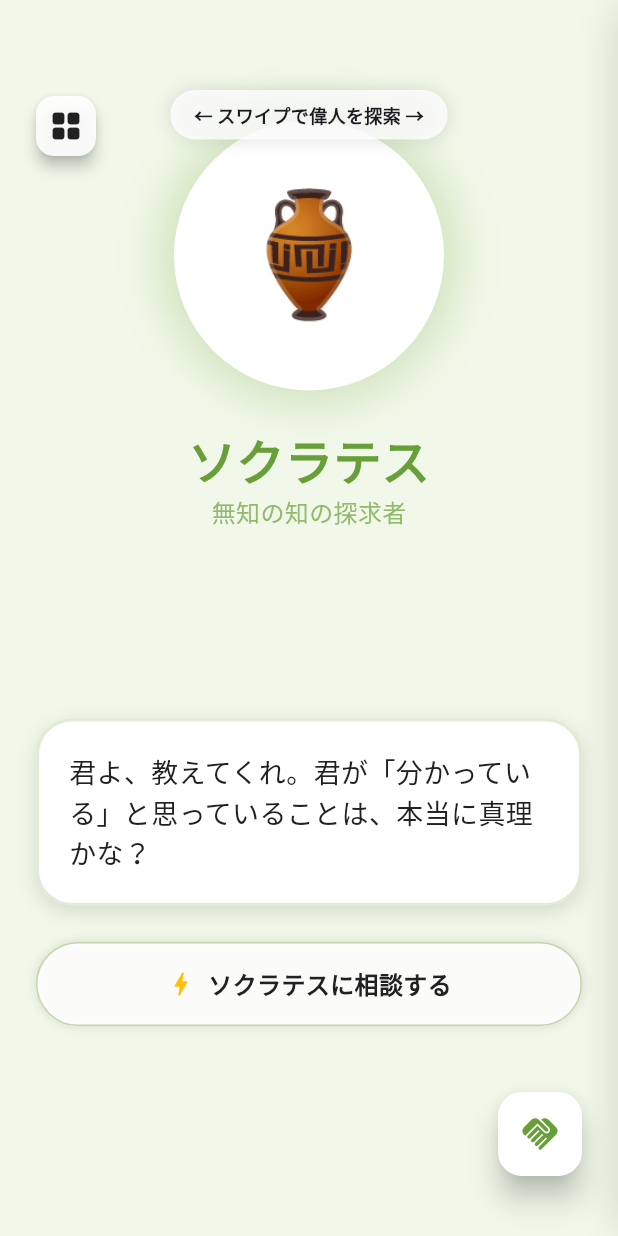
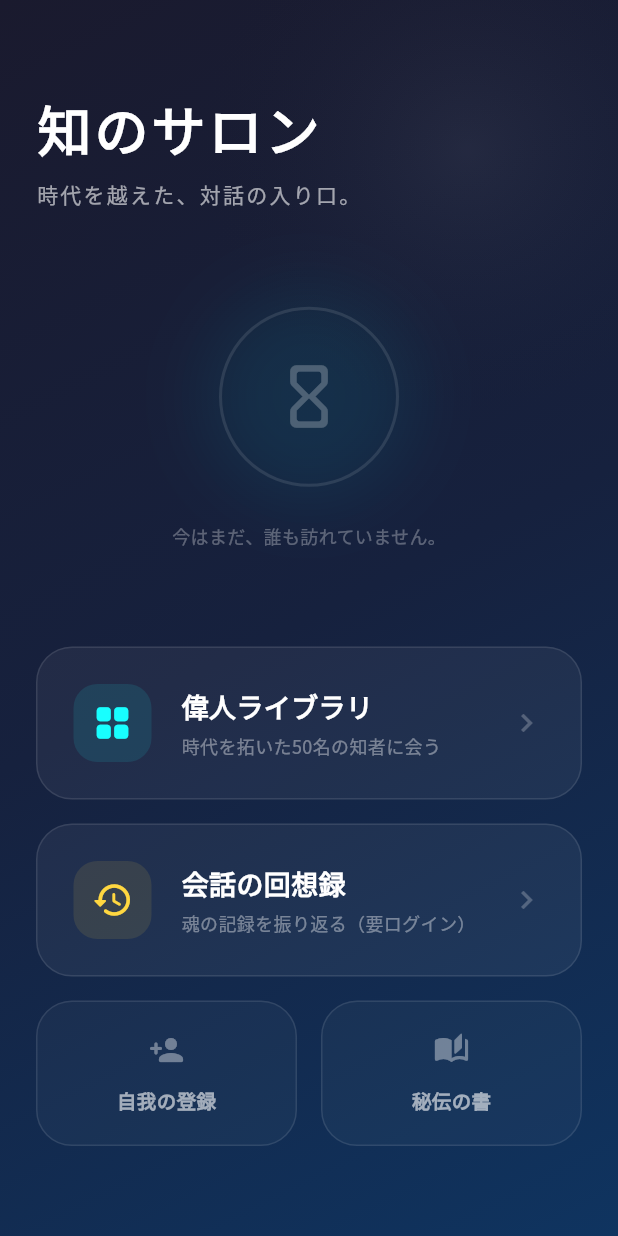
Before and after one commit to ideal-tomy/re, a Flutter app: the screen it shows after launch, on a phone screen of 412 x 824 dp. Run offline on Flutter 3.47's test engine with Material 3 defaults, Android fonts, the phone set to English and light mode, and no system bars; our stand-ins replace flutter_riverpod, google_fonts.

Commit message:
Added Home Screen Salon and UI cleanup

```diff
--- a/lib/features/chat/presentation/screens/chat_screen.dart
+++ b/lib/features/chat/presentation/screens/chat_screen.dart
@@ -6,16 +6,24 @@ import 'package:re/features/character/presentation/screens/character_select_scre
 import 'package:re/features/chat/presentation/widgets/status_side_panel.dart';
 
 class ChatScreen extends StatefulWidget {
-  const ChatScreen({super.key});
+  final int initialIndex;
+  const ChatScreen({super.key, this.initialIndex = 0});
 
   @override
   State<ChatScreen> createState() => _ChatScreenState();
 }
 
 class _ChatScreenState extends State<ChatScreen> {
-  final PageController _pageController = PageController();
-  int _currentIndex = 0;
+  late PageController _pageController;
+  late int _currentIndex;
   bool _isPanelOpen = false;
+
+  @override
+  void initState() {
+    super.initState();
+    _currentIndex = widget.initialIndex;
+    _pageController = PageController(initialPage: _currentIndex);
+  }
 
   void _openLibrary() async {
     final selectedChar = await Navigator.push<Character>(
@@ -57,15 +65,28 @@ class _ChatScreenState extends State<ChatScreen> {
             },
           ),
 
-          // ライブラリボタン（トップ左）
+          // ライブラリボタン（トップ左：以前のグリッドボタン）
           Positioned(
             top: 60,
             left: 20,
-            child: FloatingActionButton.small(
-              onPressed: _openLibrary,
-              backgroundColor: AppTheme.primaryWhite.withOpacity(0.9),
-              elevation: 4,
-              child: const Icon(Icons.grid_view_rounded, color: AppTheme.textDark),
+            child: Row(
+              children: [
+                FloatingActionButton.small(
+                  heroTag: 'back_button',
+                  onPressed: () => Navigator.pop(context),
+                  backgroundColor: AppTheme.primaryWhite.withOpacity(0.9),
+                  elevation: 4,
+                  child: const Icon(Icons.arrow_back_ios_new_rounded, color: AppTheme.textDark, size: 18),
+                ),
+                const SizedBox(width: 8),
+                FloatingActionButton.small(
+                  heroTag: 'library_button',
+                  onPressed: _openLibrary,
+                  backgroundColor: AppTheme.primaryWhite.withOpacity(0.9),
+                  elevation: 4,
+                  child: const Icon(Icons.grid_view_rounded, color: AppTheme.textDark),
+                ),
+              ],
             ),
           ),
 
--- a/lib/features/chat/presentation/widgets/status_side_panel.dart
+++ b/lib/features/chat/presentation/widgets/status_side_panel.dart
@@ -97,21 +97,6 @@ class StatusSidePanel extends StatelessWidget {
                 subtitle: char.status,
               ),
 
-              const Divider(height: 60),
-
-              _buildSectionTitle(Icons.history_edu, "現代解釈ログ", Colors.amber),
-              const SizedBox(height: 16),
-              Wrap(
-                spacing: 8,
-                runSpacing: 8,
-                children: [
-                  _buildChipper("コンビニ: 豊穣の角"),
-                  _buildChipper("スマホ: 魂の記録板"),
-                  _buildChipper("SNS: 言霊の戦場"),
-                  _buildChipper("AI: 非有機的知性"),
-                ],
-              ),
-
               const SizedBox(height: 40),
 
               const Text(
--- /dev/null
+++ b/lib/features/home/presentation/screens/home_screen.dart
@@ -0,0 +1,298 @@
+import 'package:flutter/material.dart';
+import 'package:re/core/theme.dart';
+import 'package:re/features/character/data/models/character_model.dart';
+import 'package:re/features/character/presentation/screens/character_select_screen.dart';
+
+import 'package:re/features/chat/presentation/screens/chat_screen.dart';
+
+class HomeScreen extends StatefulWidget {
+  const HomeScreen({super.key});
+
+  @override
+  State<HomeScreen> createState() => _HomeScreenState();
+}
+
+class _HomeScreenState extends State<HomeScreen> with SingleTickerProviderStateMixin {
+  late AnimationController _controller;
+  late Animation<double> _fadeAnimation;
+
+  @override
+  void initState() {
+    super.initState();
+    _controller = AnimationController(
+      vsync: this,
+      duration: const Duration(seconds: 2),
+    );
+    _fadeAnimation = CurvedAnimation(parent: _controller, curve: Curves.easeIn);
+    _controller.forward();
+  }
+
+  @override
+  void dispose() {
+    _controller.dispose();
+    super.dispose();
+  }
+
+  @override
+  Widget build(BuildContext context) {
+    return Scaffold(
+      body: Stack(
+        children: [
+          // 背景：静寂な空間を演出するグラデーション
+          Container(
+            decoration: const BoxDecoration(
+              gradient: LinearGradient(
+                begin: Alignment.topLeft,
+                end: Alignment.bottomRight,
+                colors: [
+                  Color(0xFF1A1A2E), // 深い紺
+                  Color(0xFF16213E), // ダークブルー
+                  Color(0xFF0F3460), // ネイビー
+                ],
+              ),
+            ),
+          ),
+
+          // 静寂の肖像 (装飾的な円形グラデーション)
+          Positioned(
+            top: -100,
+            right: -100,
+            child: Container(
+              width: 400,
+              height: 400,
+              decoration: BoxDecoration(
+                shape: BoxShape.circle,
+                gradient: RadialGradient(
+                  colors: [
+                    AppTheme.primaryWhite.withOpacity(0.05),
+                    Colors.transparent,
+                  ],
+                ),
+              ),
+            ),
+          ),
+
+          SafeArea(
+            child: FadeTransition(
+              opacity: _fadeAnimation,
+              child: Padding(
+                padding: const EdgeInsets.symmetric(horizontal: 24.0),
+                child: Column(
+                  crossAxisAlignment: CrossAxisAlignment.start,
+                  children: [
+                    const SizedBox(height: 60),
+                    const Text(
+                      '知のサロン',
+                      style: TextStyle(
+                        fontSize: 36,
+                        fontWeight: FontWeight.bold,
+                        color: AppTheme.primaryWhite,
+                        letterSpacing: 2.0,
+                      ),
+                    ),
+                    const SizedBox(height: 8),
+                    Text(
+                      '時代を越えた、対話の入り口。',
+                      style: TextStyle(
+                        fontSize: 14,
+                        color: AppTheme.primaryWhite.withOpacity(0.6),
+                        letterSpacing: 1.5,
+                      ),
+                    ),
+
+                    const Spacer(),
+
+                    // 再会の兆し (センタービジュアル)
+                    Center(
+                      child: Column(
+                        children: [
+                          Container(
+                            width: 120,
+                            height: 120,
+                            decoration: BoxDecoration(
+                              shape: BoxShape.circle,
+                              border: Border.all(color: Colors.white10, width: 2),
+                              boxShadow: [
+                                BoxShadow(
+                                  color: Colors.cyan.withOpacity(0.1),
+                                  blurRadius: 40,
+                                  spreadRadius: 10,
+                                ),
+                              ],
+                            ),
+                            child: const Center(
+                              child: Icon(
+                                Icons.hourglass_empty_rounded,
+                                size: 50,
+                                color: Colors.white24,
+                              ),
+                            ),
+                          ),
+                          const SizedBox(height: 24),
+                          const Text(
+                            '今はまだ、誰も訪れていません。',
+                            style: TextStyle(color: Colors.white30, fontSize: 12),
+                          ),
+                        ],
+                      ),
+                    ),
+
+                    const Spacer(),
+
+                    // メニューセクション
+                    _buildMenuCard(
+                      context,
+                      title: '偉人ライブラリ',
+                      subtitle: '時代を拓いた50名の知者に会う',
+                      icon: Icons.grid_view_rounded,
+                      color: Colors.cyanAccent,
+                      onTap: () async {
+                        final selectedChar = await Navigator.push<Character>(
+                          context,
+                          MaterialPageRoute(builder: (context) => const CharacterSelectScreen()),
+                        );
+                        if (selectedChar != null) {
+                          final index = dummyCharacters.indexOf(selectedChar);
+                          if (index != -1) {
+                            if (!mounted) return;
+                            Navigator.push(
+                              context,
+                              MaterialPageRoute(builder: (context) => ChatScreen(initialIndex: index)),
+                            );
+                          }
+                        }
+                      },
+                    ),
+                    const SizedBox(height: 16),
+                    _buildMenuCard(
+                      context,
+                      title: '会話の回想録',
+                      subtitle: '魂の記録を振り返る（要ログイン）',
+                      icon: Icons.history_rounded,
+                      color: Colors.amberAccent,
+                      onTap: () {}, // プレースホルダー
+                    ),
+                    const SizedBox(height: 16),
+                    Row(
+                      children: [
+                        Expanded(
+                          child: _buildSmallMenuCard(
+                            context,
+                            title: '自我の登録',
+                            icon: Icons.person_add_rounded,
+                            onTap: () {},
+                          ),
+                        ),
+                        const SizedBox(width: 16),
+                        Expanded(
+                          child: _buildSmallMenuCard(
+                            context,
+                            title: '秘伝の書',
+                            icon: Icons.auto_stories_rounded,
+                            onTap: () {},
+                          ),
+                        ),
+                      ],
+                    ),
+                    const SizedBox(height: 60),
+                  ],
+                ),
+              ),
+            ),
+          ),
+        ],
+      ),
+    );
+  }
+
+  Widget _buildMenuCard(BuildContext context, {
+    required String title,
+    required String subtitle,
+    required IconData icon,
+    required Color color,
+    required VoidCallback onTap,
+  }) {
+    return InkWell(
+      onTap: onTap,
+      borderRadius: BorderRadius.circular(24),
+      child: Container(
+        padding: const EdgeInsets.all(24),
+        decoration: BoxDecoration(
+          color: Colors.white.withOpacity(0.05),
+          borderRadius: BorderRadius.circular(24),
+          border: Border.all(color: Colors.white10),
+        ),
+        child: Row(
+          children: [
+            Container(
+              padding: const EdgeInsets.all(12),
+              decoration: BoxDecoration(
+                color: color.withOpacity(0.1),
+                borderRadius: BorderRadius.circular(16),
+              ),
+              child: Icon(icon, color: color, size: 28),
+            ),
+            const SizedBox(width: 20),
+            Expanded(
+              child: Column(
+                crossAxisAlignment: CrossAxisAlignment.start,
+                children: [
+                  Text(
+                    title,
+                    style: const TextStyle(
+                      fontSize: 18,
+                      fontWeight: FontWeight.bold,
+                      color: AppTheme.primaryWhite,
+                    ),
+                  ),
+                  const SizedBox(height: 4),
+                  Text(
+                    subtitle,
+                    style: TextStyle(
+                      fontSize: 12,
+                      color: AppTheme.primaryWhite.withOpacity(0.4),
+                    ),
+                  ),
+                ],
+              ),
+            ),
+            const Icon(Icons.chevron_right, color: Colors.white24),
+          ],
+        ),
+      ),
+    );
+  }
+
+  Widget _buildSmallMenuCard(BuildContext context, {
+    required String title,
+    required IconData icon,
+    required VoidCallback onTap,
+  }) {
+    return InkWell(
+      onTap: onTap,
+      borderRadius: BorderRadius.circular(24),
+      child: Container(
+        padding: const EdgeInsets.symmetric(vertical: 20),
+        decoration: BoxDecoration(
+          color: Colors.white.withOpacity(0.03),
+          borderRadius: BorderRadius.circular(24),
+          border: Border.all(color: Colors.white10),
+        ),
+        child: Column(
+          children: [
+            Icon(icon, color: Colors.white38, size: 24),
+            const SizedBox(height: 12),
+            Text(
+              title,
+              style: const TextStyle(
+                fontSize: 13,
+                fontWeight: FontWeight.w600,
+                color: Colors.white60,
+              ),
+            ),
+          ],
+        ),
+      ),
+    );
+  }
+}
--- a/lib/main.dart
+++ b/lib/main.dart
@@ -2,7 +2,7 @@ import 'dart:ui';
 import 'package:flutter/material.dart';
 import 'package:flutter_riverpod/flutter_riverpod.dart';
 import 'package:re/core/theme.dart';
-import 'package:re/features/chat/presentation/screens/chat_screen.dart';
+import 'package:re/features/home/presentation/screens/home_screen.dart';
 // import 'package:firebase_core/firebase_core.dart';
 // import 'firebase_options.dart';
 
@@ -32,7 +32,7 @@ class MyApp extends StatelessWidget {
       debugShowCheckedModeBanner: false,
       theme: AppTheme.lightTheme,
       scrollBehavior: const AppScrollBehavior(),
-      home: const ChatScreen(),
+      home: const HomeScreen(),
     );
   }
 }
```
